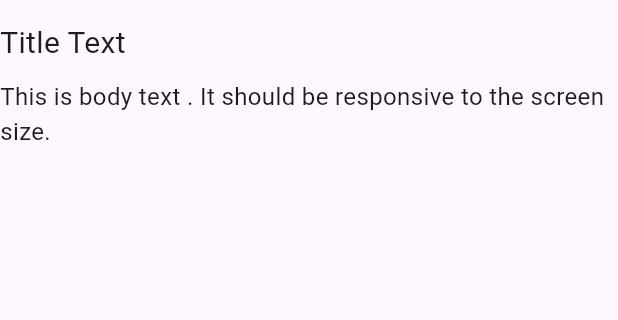
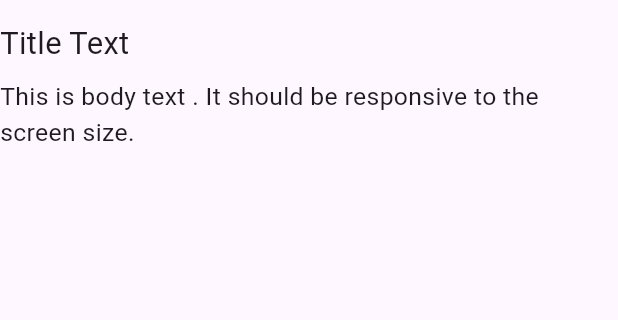
Before and after one commit to tasneemakhaled/responsive_text, a Flutter app: the screen it shows after launch, on a phone screen of 412 x 824 dp, the part 63-383 px from its top. Run offline on Flutter 3.47's test engine with Material 3 defaults, Android fonts, the phone set to English and light mode, and no system bars; our stand-ins replace device_preview.

Commit message:
finish get responsive font size method

```diff
--- a/lib/views/home_screen.dart
+++ b/lib/views/home_screen.dart
@@ -10,14 +10,43 @@ class HomeScreen extends StatelessWidget {
       body: Column(
         crossAxisAlignment: CrossAxisAlignment.start,
         children: [
-          Text('Title Text', style: TextStyle(fontSize: 20)),
+          Text(
+            'Title Text',
+            style: TextStyle(
+              fontSize: getResponsiveFontSize(context, fontSize: 20),
+            ),
+          ),
           SizedBox(height: 10),
           Text(
             'This is body text . It should be responsive to the screen size.',
-            style: TextStyle(fontSize: 16),
+            style: TextStyle(
+              fontSize: getResponsiveFontSize(context, fontSize: 16),
+            ),
           ),
         ],
       ),
     );
   }
 }
+
+// scale factor
+// responsive font size
+//(min,max)size
+double getResponsiveFontSize(context, {required double fontSize}) {
+  double scaleFactor = getScaleFactor(context);
+  double responsiveFontSize = scaleFactor * fontSize;
+  double lowerLimit = fontSize * 0.8;
+  double upperLimit = fontSize * 1.2;
+  return responsiveFontSize.clamp(lowerLimit, upperLimit);
+}
+
+double getScaleFactor(BuildContext context) {
+  double width = MediaQuery.sizeOf(context).width;
+  if (width < 600) {
+    return width / 400;
+  } else if (width < 900) {
+    return width / 700;
+  } else {
+    return width / 1000;
+  }
+}
```
